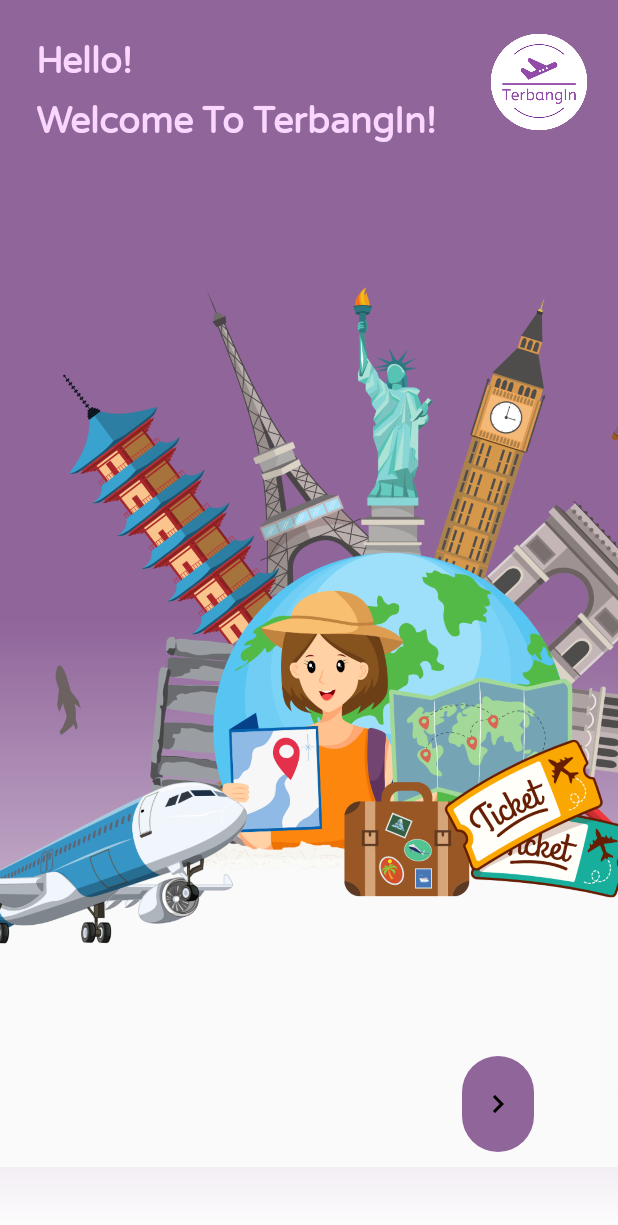
After one commit to arkan3h/24001084-km6-amd-terbangin-fc, an Android app: the layout activity_splash.xml on its own in the app's theme, with its tools: preview values and no code run, on a phone screen of 412 x 824 dp. The commit adds this screen. Shown: the top 1225 px of the screen. Run offline under Robolectric (Android 15) with nearby library versions, the phone set to English and light mode, and no system bars.

Commit message:
Creating layout splash

```diff
--- a/app/src/main/AndroidManifest.xml
+++ b/app/src/main/AndroidManifest.xml
@@ -17,6 +17,9 @@
         android:usesCleartextTraffic="true"
         tools:targetApi="31">
         <activity
+            android:name=".presentation.splash_screen.SplashActivity"
+            android:exported="false" />
+        <activity
             android:name=".presentation.resetpassword.ResetPasswordActivity"
             android:exported="false" />
         <activity
@@ -27,7 +30,7 @@
             android:exported="false" />
         <activity
             android:name=".presentation.main.MainActivity"
-            android:exported="true" >
+            android:exported="true">
             <intent-filter>
                 <action android:name="android.intent.action.MAIN" />
 
--- /dev/null
+++ b/app/src/main/java/com/arkan/terbangin/presentation/splash_screen/SplashActivity.kt
@@ -0,0 +1,65 @@
+package com.arkan.terbangin.presentation.splash_screen
+
+import android.content.Intent
+import android.os.Bundle
+import androidx.activity.enableEdgeToEdge
+import androidx.appcompat.app.AppCompatActivity
+import androidx.core.view.ViewCompat
+import androidx.core.view.WindowInsetsCompat
+import androidx.lifecycle.Observer
+import com.arkan.terbangin.R
+import com.arkan.terbangin.databinding.ActivitySplashBinding
+import org.koin.androidx.viewmodel.ext.android.viewModel
+
+class SplashActivity : AppCompatActivity() {
+/*    private val binding: ActivitySplashBinding by lazy {
+        ActivitySplashBinding.inflate(layoutInflater)
+    }
+    private val splashViewModel: SplashViewModel by viewModel()
+
+    override fun onCreate(savedInstanceState: Bundle?) {
+        super.onCreate(savedInstanceState)
+        enableEdgeToEdge()
+        setContentView(binding.root)
+        ViewCompat.setOnApplyWindowInsetsListener(findViewById(R.id.main)) { v, insets ->
+            val systemBars = insets.getInsets(WindowInsetsCompat.Type.systemBars())
+            v.setPadding(systemBars.left, systemBars.top, systemBars.right, 0)
+            insets
+        }
+
+        setupButtonClickListener()
+        observeViewModel()
+    }
+
+    private fun setupButtonClickListener() {
+        binding.btnNext.setOnClickListener {
+            splashViewModel.checkUserLoginStatus()
+        }
+    }
+
+    private fun observeViewModel() {
+        splashViewModel.isUserLoggedIn.observe(this, Observer { isLoggedIn ->
+            if (isLoggedIn) {
+                navigateToMain()
+            } else {
+                navigateToLogin()
+            }
+        })
+    }
+
+    private fun navigateToLogin() {
+        startActivity(
+            Intent(this, LoginActivity::class.java).apply {
+                flags = Intent.FLAG_ACTIVITY_CLEAR_TASK or Intent.FLAG_ACTIVITY_NEW_TASK
+            }
+        )
+    }
+
+    private fun navigateToMain() {
+        startActivity(
+            Intent(this, MainActivity::class.java).apply {
+                flags = Intent.FLAG_ACTIVITY_CLEAR_TASK or Intent.FLAG_ACTIVITY_NEW_TASK
+            }
+        )
+    }*/
+}
--- /dev/null
+++ b/app/src/main/java/com/arkan/terbangin/presentation/splash_screen/SplashViewModel.kt
@@ -0,0 +1,11 @@
+package com.arkan.terbangin.presentation.splash_screen
+
+import androidx.lifecycle.LiveData
+import androidx.lifecycle.MutableLiveData
+import androidx.lifecycle.ViewModel
+import androidx.lifecycle.viewModelScope
+import kotlinx.coroutines.launch
+
+class SplashViewModel () :
+    ViewModel() {
+}
--- /dev/null
+++ b/app/src/main/res/drawable/bg_btn_shape.xml
@@ -0,0 +1,5 @@
+<?xml version="1.0" encoding="utf-8"?>
+<shape xmlns:android="http://schemas.android.com/apk/res/android">
+    <solid android:color="#90659A" />
+    <corners android:radius="160dp" />
+</shape>
--- /dev/null
+++ b/app/src/main/res/drawable/bg_splash.xml
@@ -0,0 +1,11 @@
+<?xml version="1.0" encoding="utf-8"?>
+<shape xmlns:android="http://schemas.android.com/apk/res/android"
+    android:shape="rectangle">
+    <gradient
+        android:startColor="#90659A"
+        android:centerColor="#90659A"
+        android:endColor="@color/white"
+        android:type="linear"
+        android:angle="100"/>
+
+</shape>
--- /dev/null
+++ b/app/src/main/res/drawable/ic_next.xml
@@ -0,0 +1,5 @@
+<vector xmlns:android="http://schemas.android.com/apk/res/android" android:autoMirrored="true" android:height="24dp" android:tint="#000000" android:viewportHeight="24" android:viewportWidth="24" android:width="24dp">
+
+    <path android:fillColor="@android:color/black" android:pathData="M10,6L8.59,7.41 13.17,12l-4.58,4.59L10,18l6,-6z"/>
+
+</vector>
--- /dev/null
+++ b/app/src/main/res/layout/activity_splash.xml
@@ -0,0 +1,68 @@
+<?xml version="1.0" encoding="utf-8"?>
+<androidx.constraintlayout.widget.ConstraintLayout xmlns:android="http://schemas.android.com/apk/res/android"
+    xmlns:app="http://schemas.android.com/apk/res-auto"
+    xmlns:tools="http://schemas.android.com/tools"
+    android:id="@+id/main"
+    android:layout_width="match_parent"
+    android:layout_height="match_parent"
+    android:background="@drawable/bg_splash"
+    tools:context=".presentation.splash_screen.SplashActivity">
+
+    <TextView
+        android:id="@+id/tv_txt_greeting"
+        android:layout_width="72dp"
+        android:layout_height="32dp"
+        android:layout_marginStart="24dp"
+        android:layout_marginTop="16dp"
+        android:text="@string/txt_greeting_one"
+        android:textColor="#FAD7FF"
+        android:textSize="24sp"
+        android:textStyle="bold"
+        app:layout_constraintBottom_toTopOf="@id/tv_txt_greeting_2"
+        app:layout_constraintStart_toStartOf="parent"
+        app:layout_constraintTop_toTopOf="parent" />
+
+    <TextView
+        android:id="@+id/tv_txt_greeting_2"
+        android:layout_width="300dp"
+        android:layout_height="32dp"
+        android:layout_marginStart="24dp"
+        android:layout_marginTop="64dp"
+        android:text="@string/txt_greeting_two"
+        android:textColor="#FAD7FF"
+        android:textSize="24sp"
+        android:textStyle="bold"
+        app:layout_constraintStart_toEndOf="@+id/tv_txt_greeting"
+        app:layout_constraintStart_toStartOf="parent"
+        app:layout_constraintTop_toTopOf="parent" />
+
+
+    <ImageView
+        android:id="@+id/iv_logo_app"
+        android:layout_width="73dp"
+        android:layout_height="77dp"
+        android:layout_marginTop="16dp"
+        android:layout_marginEnd="16dp"
+        android:src="@drawable/ic_logo"
+        app:layout_constraintTop_toTopOf="@id/iv_bg_splash"
+        app:layout_constraintEnd_toEndOf="@id/iv_bg_splash"/>
+
+    <ImageView
+        android:id="@+id/iv_bg_splash"
+        android:layout_width="match_parent"
+        android:layout_height="match_parent"
+        android:src="@drawable/img_bg_splash_2" />
+
+    <ImageButton
+        android:id="@+id/btn_next"
+        android:layout_width="48dp"
+        android:layout_height="64dp"
+        android:layout_marginEnd="56dp"
+        android:layout_marginBottom="56dp"
+        android:background="@drawable/bg_btn_shape"
+        android:src="@drawable/ic_next"
+        app:layout_constraintBottom_toBottomOf="@id/iv_bg_splash"
+        app:layout_constraintEnd_toEndOf="@id/iv_bg_splash"
+        android:contentDescription="@string/txt_desc_next_button"/>
+
+</androidx.constraintlayout.widget.ConstraintLayout>
--- a/app/src/main/res/values/strings.xml
+++ b/app/src/main/res/values/strings.xml
@@ -4,6 +4,9 @@
     <string name="title_tab_history">Riwayat</string>
     <string name="title_tab_notification">Notifikasi</string>
     <string name="title_tab_profile">Akun</string>
+    <string name="txt_greeting_one">Hello!</string>
+    <string name="txt_greeting_two">Welcome To TerbangIn!</string>
+    <string name="txt_desc_next_button">next_button</string>
     <string name="text_masuk">Masuk</string>
     <string name="text_email_nomor_telepon">Email / Nomor Telepon</string>
     <string name="text_contoh_johdoe_gmail_com_in_login">Contoh: johdoe@gmail.com</string>
```
Also changed, not shown: app/src/main/res/drawable/ic_logo.png (added), app/src/main/res/drawable/img_bg_splash_2.png (added).
